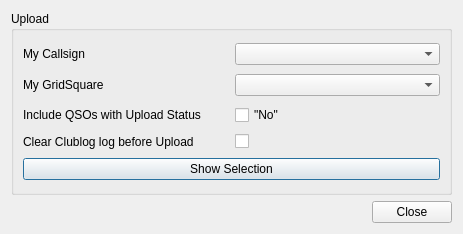
Above: ui/ClublogDialog.ui from k5mcd/QLog before the change. Below: the same form after it.
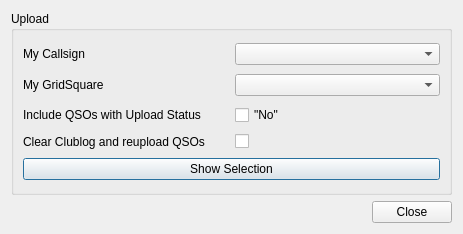
That is the form after the change.

Commit message: Clublog: Reworded option for clearing Clublog log

What changed in the file:
```diff
--- a/ui/ClublogDialog.ui
+++ b/ui/ClublogDialog.ui
@@ -23,7 +23,7 @@
       <item row="3" column="0">
        <widget class="QLabel" name="clearReuploadLabel">
         <property name="text">
-         <string>Clear Clublog log before Upload</string>
+         <string>Clear Clublog and reupload QSOs</string>
         </property>
        </widget>
       </item>
```
